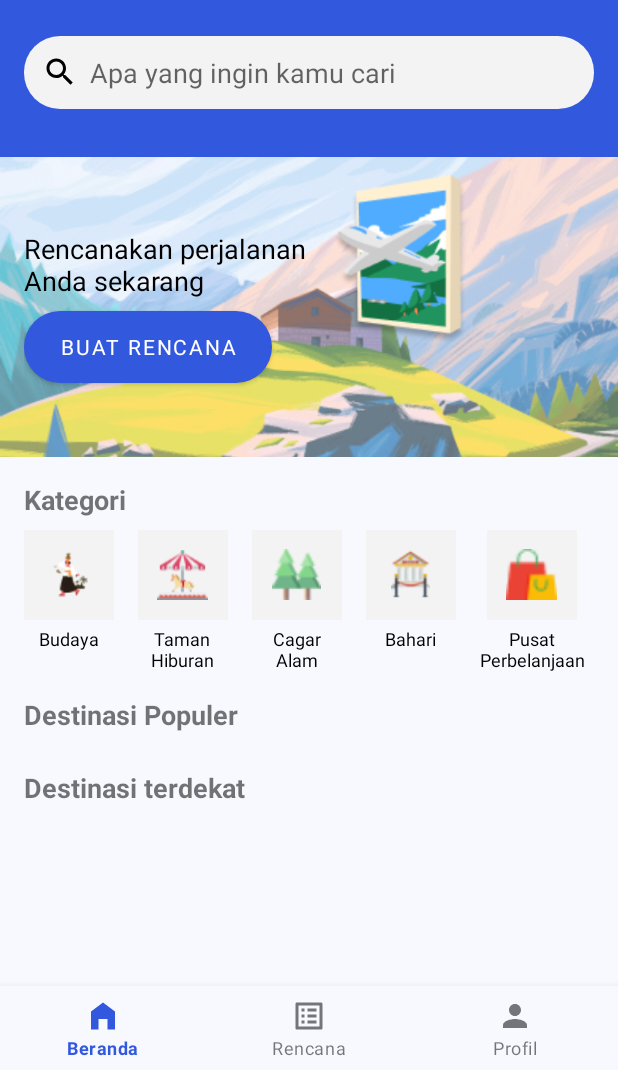
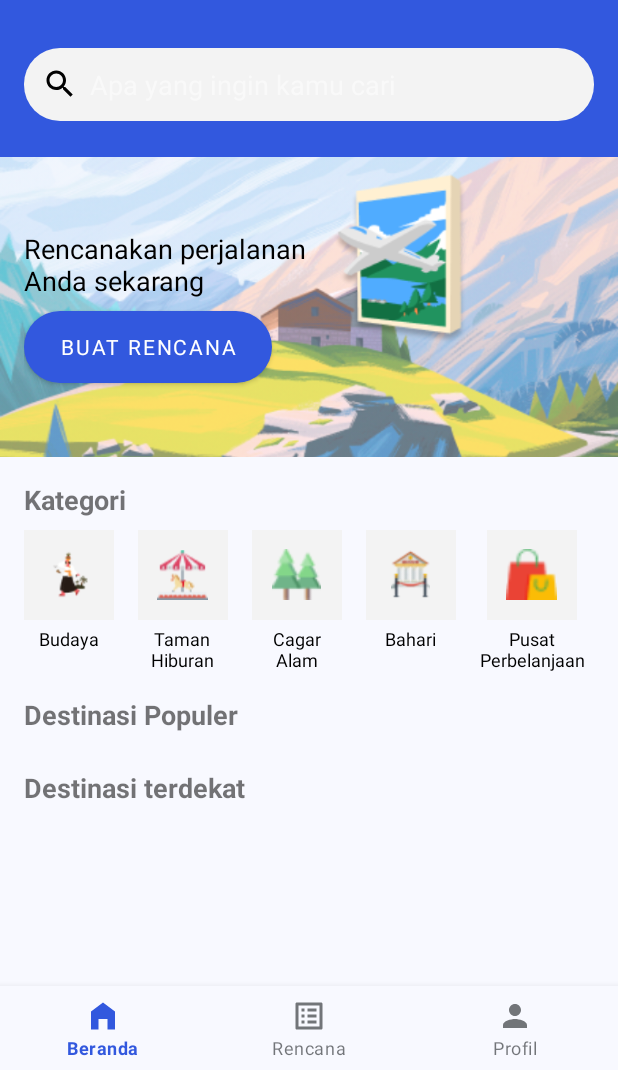
Before and after one commit to Wanderlust-Bangkit/wanderlust-md, an Android app: the HomeFragment screen opened directly, with no data from a screen before it, on a phone screen of 412 x 824 dp, the part 166-1236 px from its top. Run offline under Robolectric (Android 15) with nearby library versions, the phone set to English and light mode, and no system bars; our stand-ins replace navigation-ui; Roboto replaces fonts that are not available here; 5 statements that could not run were skipped.

Commit message:
feat:search searchbar pinned

```diff
--- a/app/src/main/res/layout/fragment_home.xml
+++ b/app/src/main/res/layout/fragment_home.xml
@@ -7,7 +7,8 @@
 
     <com.google.android.material.appbar.AppBarLayout
         android:layout_width="match_parent"
-        android:layout_height="wrap_content">
+        android:layout_height="wrap_content"
+        android:theme="@style/ThemeOverlay.AppCompat.Dark.ActionBar">
 
         <com.google.android.material.appbar.CollapsingToolbarLayout
             android:layout_width="match_parent"
@@ -22,7 +23,7 @@
                 android:background="?attr/colorPrimary"
                 android:paddingTop="24dp"
                 android:paddingBottom="8dp"
-                app:layout_collapseMode="pin">
+                app:layout_collapseMode="parallax">
 
                 <TextView
                     android:id="@+id/tv_welcome"
@@ -48,6 +49,10 @@
                     android:layout_marginTop="8dp"
                     android:textColor="@android:color/white"/>
 
+            </LinearLayout>
+        </com.google.android.material.appbar.CollapsingToolbarLayout>
+
+        <!-- Search Bar -->
         <EditText
             android:id="@+id/search_bar"
             android:layout_width="match_parent"
@@ -62,11 +67,9 @@
             android:layout_marginBottom="24dp"
             android:drawableStart="@drawable/ic_search"
             android:drawablePadding="8dp"
-                    android:inputType="text" />
-
-            </LinearLayout>
-
-        </com.google.android.material.appbar.CollapsingToolbarLayout>
+            android:inputType="text"
+            app:layout_scrollFlags="scroll|enterAlways|enterAlwaysCollapsed"
+            app:layout_collapseMode="pin"/>
 
     </com.google.android.material.appbar.AppBarLayout>
 
```
Lines whose indentation alone changed are shown as unchanged.
